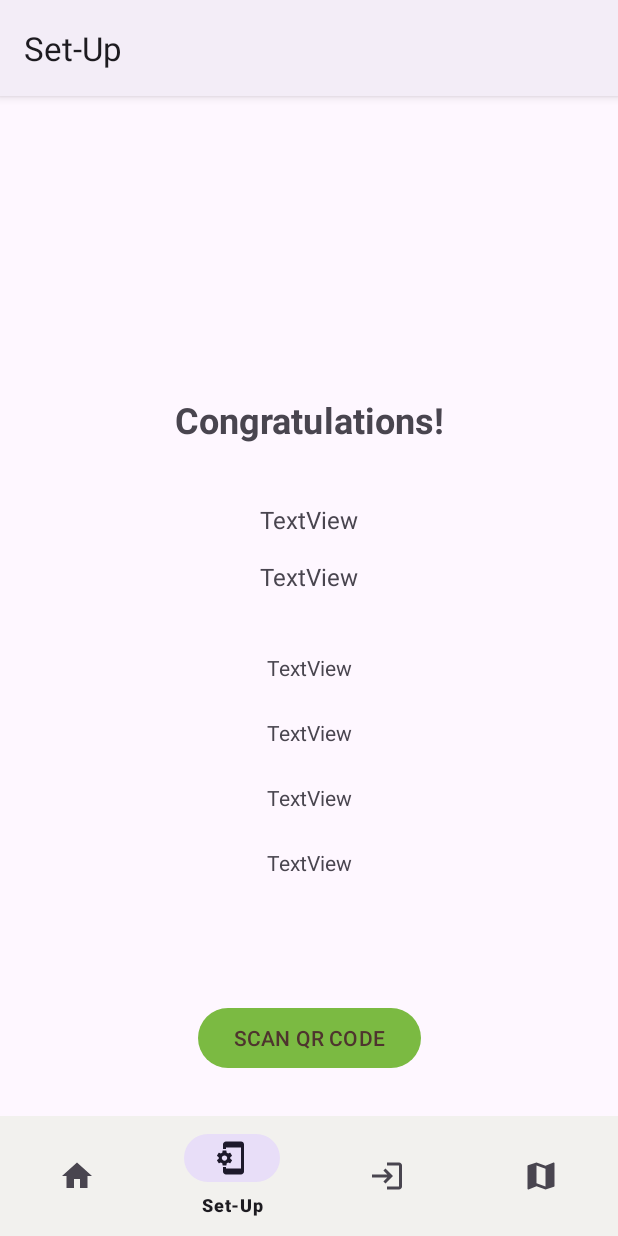
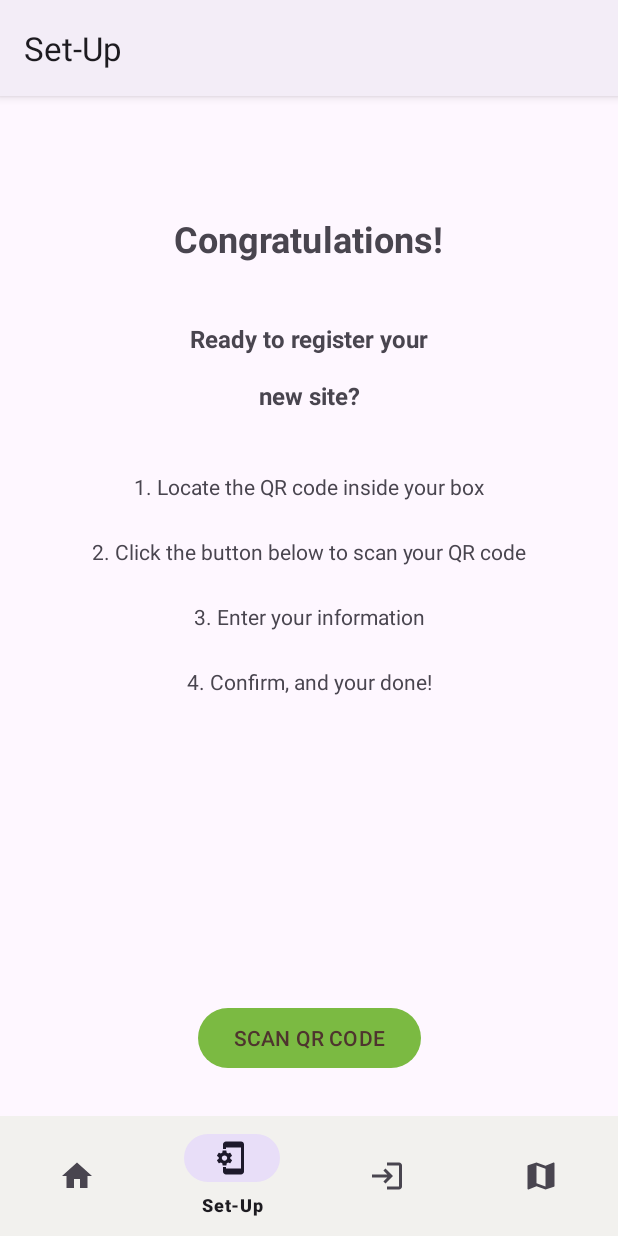
Before and after one commit to MobileApps-Cascadia/pollinator-pathway-android, an Android app: the SetUpFragment screen opened through its navigation route, on a phone screen of 412 x 824 dp. Run offline under Robolectric (Android 15) with nearby library versions, the phone set to English and light mode, and no system bars; our stand-ins replace navigation-ui.

Commit message:
fixed alignment on registration screen

```diff
--- a/app/src/main/res/layout/fragment_setup.xml
+++ b/app/src/main/res/layout/fragment_setup.xml
@@ -20,10 +20,10 @@
         android:textStyle="bold"
         app:layout_constraintBottom_toBottomOf="parent"
         app:layout_constraintEnd_toEndOf="parent"
-        app:layout_constraintHorizontal_bias="0.5"
+        app:layout_constraintHorizontal_bias="0.496"
         app:layout_constraintStart_toStartOf="parent"
         app:layout_constraintTop_toTopOf="parent"
-        app:layout_constraintVertical_bias="0.209" />
+        app:layout_constraintVertical_bias="0.023" />
 
     <TextView
         android:id="@+id/textView4"
@@ -32,6 +32,7 @@
         android:layout_marginTop="24dp"
         android:text="@string/Register"
         android:textSize="16sp"
+        android:textStyle="bold"
         app:layout_constraintEnd_toEndOf="parent"
         app:layout_constraintHorizontal_bias="0.5"
         app:layout_constraintStart_toStartOf="parent"
@@ -45,6 +46,7 @@
         android:layout_marginTop="16dp"
         android:text="@string/newsite"
         android:textSize="16sp"
+        android:textStyle="bold"
         app:layout_constraintEnd_toEndOf="parent"
         app:layout_constraintHorizontal_bias="0.5"
         app:layout_constraintStart_toStartOf="parent"
--- a/app/src/main/res/values/strings.xml
+++ b/app/src/main/res/values/strings.xml
@@ -6,12 +6,12 @@
     <string name="welcomepage2">The PNW Pollinator</string>
     <string name="welcomepage3">Pathway!</string>
     <string name="congratulations">Congratulations!</string>
-    <string name="Register">TextView</string>
-    <string name="locate">TextView</string>
-    <string name="step2">TextView</string>
-    <string name="step3">TextView</string>
-    <string name="confirm">TextView</string>
-    <string name="newsite">TextView</string>
+    <string name="Register">Ready to register your</string>
+    <string name="locate">1. Locate the QR code inside your box</string>
+    <string name="step2">2. Click the button below to scan your QR code</string>
+    <string name="step3">3. Enter your information</string>
+    <string name="confirm">4. Confirm, and your done!</string>
+    <string name="newsite">new site?</string>
     <string name="scanQR">SCAN QR CODE</string>
 
 </resources>
```
